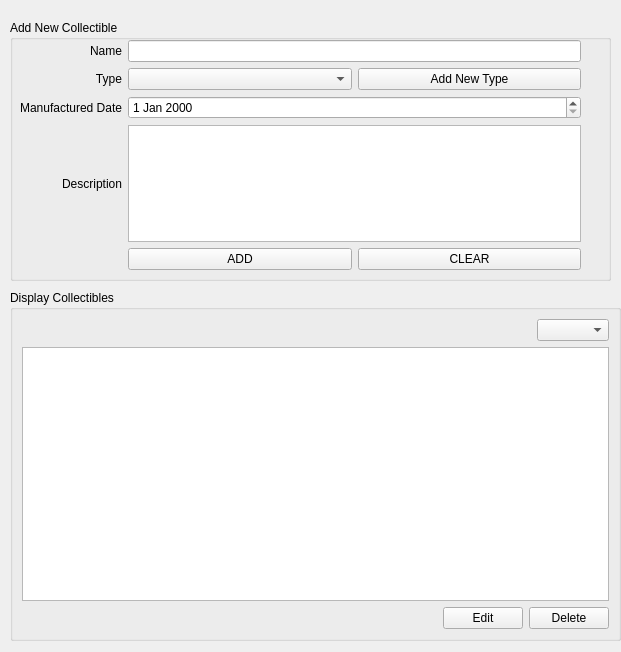
First picture: the form in mainwindow.ui, repository bluedust27/vintage-tech, before the edit.
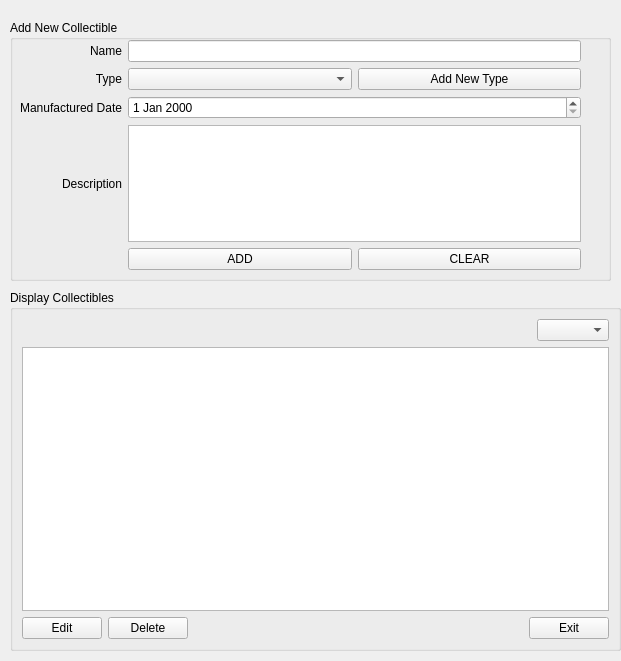
Second picture: the form after the edit.

Commit message: adding message box for delete and addnewtype

Patch:
```diff
--- a/mainwindow.ui
+++ b/mainwindow.ui
@@ -7,7 +7,7 @@
     <x>0</x>
     <y>0</y>
     <width>621</width>
-    <height>652</height>
+    <height>661</height>
    </rect>
   </property>
   <property name="windowTitle">
@@ -20,7 +20,7 @@
       <x>10</x>
       <y>290</y>
       <width>611</width>
-      <height>351</height>
+      <height>361</height>
      </rect>
     </property>
     <property name="title">
@@ -78,21 +78,8 @@
        </property>
       </widget>
      </item>
-     <item row="2" column="0">
+     <item row="4" column="0">
       <layout class="QHBoxLayout" name="horizontalLayout_2">
-       <item>
-        <spacer name="horizontalSpacer">
-         <property name="orientation">
-          <enum>Qt::Horizontal</enum>
-         </property>
-         <property name="sizeHint" stdset="0">
-          <size>
-           <width>40</width>
-           <height>20</height>
-          </size>
-         </property>
-        </spacer>
-       </item>
        <item>
         <widget class="QPushButton" name="btn_edit">
          <property name="text">
@@ -107,6 +94,26 @@
          </property>
         </widget>
        </item>
+       <item>
+        <spacer name="horizontalSpacer">
+         <property name="orientation">
+          <enum>Qt::Horizontal</enum>
+         </property>
+         <property name="sizeHint" stdset="0">
+          <size>
+           <width>40</width>
+           <height>20</height>
+          </size>
+         </property>
+        </spacer>
+       </item>
+       <item>
+        <widget class="QPushButton" name="btn_exit">
+         <property name="text">
+          <string>Exit</string>
+         </property>
+        </widget>
+       </item>
       </layout>
      </item>
     </layout>
```
Left out of the diff: 3 changed lines with no effect on the pictures. The commit also changes 1 other file.
